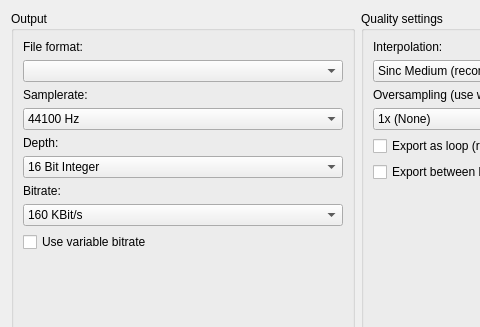
LMMS/lmms, file src/gui/dialogs/export_project.ui: the form before one commit; both pictures show x 0 to 480 and y 0 to 327 of the 715 by 447 pixel window.
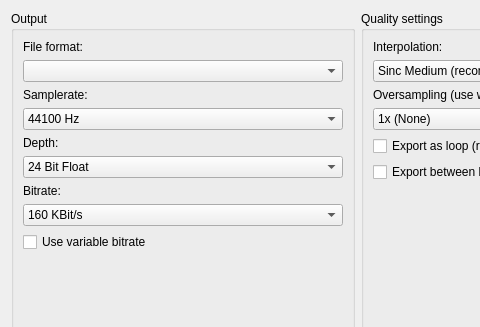
The form after the commit.

Commit message: Make the 24 bit export the default selection in the export dialog

What changed in the file:
```diff
--- a/src/gui/dialogs/export_project.ui
+++ b/src/gui/dialogs/export_project.ui
@@ -101,6 +101,9 @@
            </item>
            <item>
             <widget class="QComboBox" name="depthCB">
+             <property name="currentIndex">
+              <number>1</number>
+             </property>
              <item>
               <property name="text">
                <string>16 Bit Integer</string>
```
